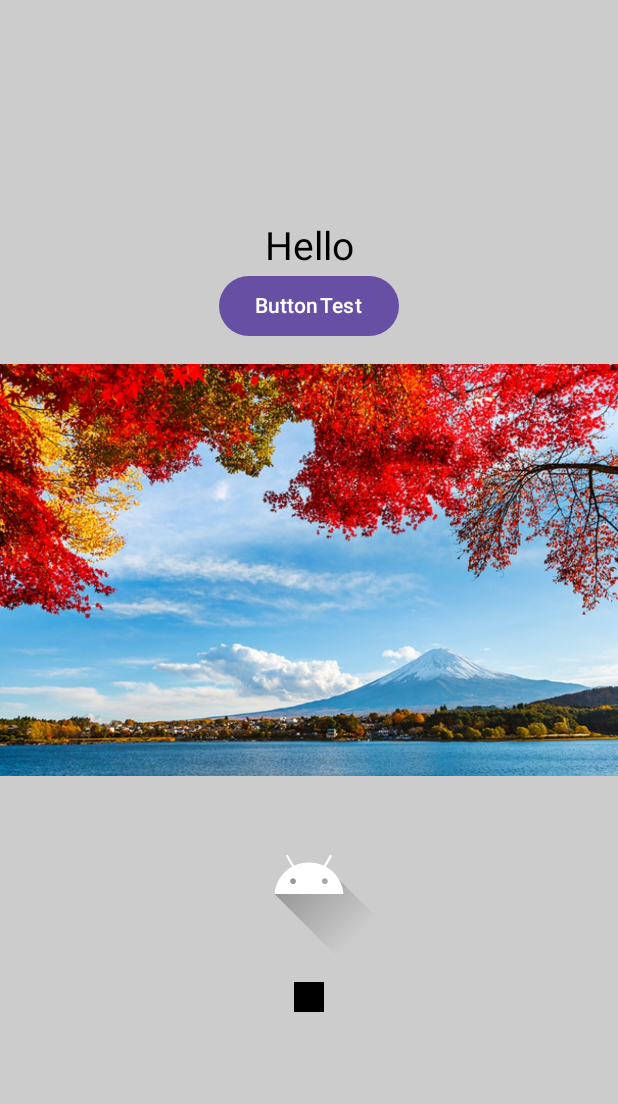
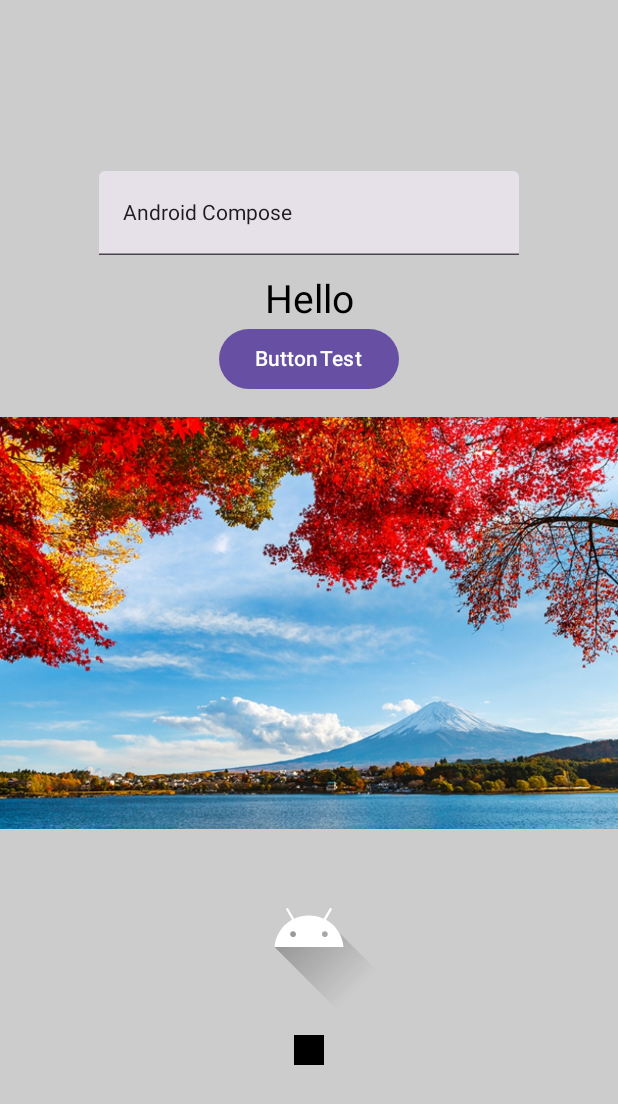
Before and after one commit to ismailmesut/AK025-KotlinStateManagementCompose, an Android app built with Jetpack Compose: the screen it shows after launch (MainActivity), after a tap on "Button", on a phone screen of 412 x 824 dp. Shown: the top 1104 px of the screen. Run offline under Robolectric (Android 15) with nearby library versions, the phone set to English and light mode, and no system bars.

Commit message:
updated: state management intro

```diff
--- a/app/src/main/java/com/ismailmesutmujde/kotlinstatemanagementcompose/MainActivity.kt
+++ b/app/src/main/java/com/ismailmesutmujde/kotlinstatemanagementcompose/MainActivity.kt
@@ -15,6 +15,7 @@ import androidx.compose.material3.Button
 import androidx.compose.material3.Scaffold
 import androidx.compose.material3.Surface
 import androidx.compose.material3.Text
+import androidx.compose.material3.TextField
 import androidx.compose.runtime.Composable
 import androidx.compose.ui.Alignment
 import androidx.compose.ui.Modifier
@@ -24,6 +25,7 @@ import androidx.compose.ui.graphics.painter.ColorPainter
 import androidx.compose.ui.graphics.vector.ImageVector
 import androidx.compose.ui.res.imageResource
 import androidx.compose.ui.res.vectorResource
+import androidx.compose.ui.text.input.TextFieldValue
 import androidx.compose.ui.tooling.preview.Preview
 import androidx.compose.ui.unit.dp
 import androidx.compose.ui.unit.sp
@@ -46,12 +48,24 @@ fun MainScreen() {
             verticalArrangement = Arrangement.Center,
             horizontalAlignment = Alignment.CenterHorizontally
         ) {
-            Text(text = "Hello",
+
+            var myString = "Android Compose"
+            TextField(value = TextFieldValue(text = myString), onValueChange = {
+                myString = it.text
+                println(myString)
+
+            })
+
+            Spacer(modifier = Modifier.padding(7.dp))
+
+            var textString = "Hello"
+            Text(text = textString,
                 fontSize = 26.sp
                 )
 
             Button(onClick = {
-                println("clicked")
+                textString = "Android"
+                println(textString)
             }) {
                 Text(text = "Button")
                 Text(text = "Test")
```
